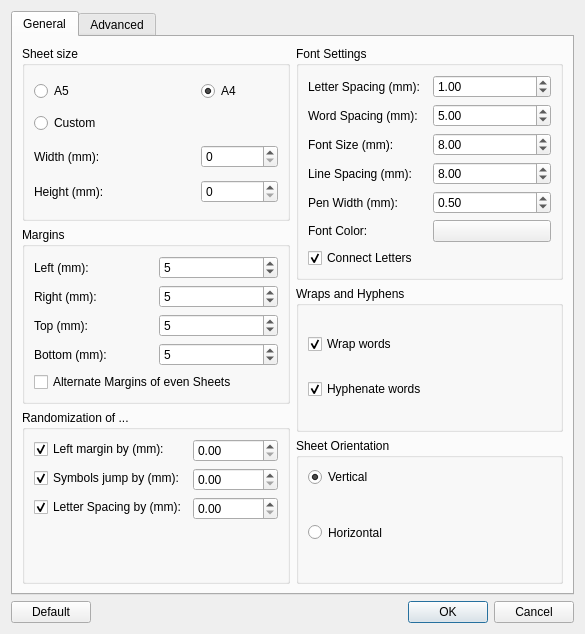
aizenbit/Scribbler, file preferencesdialog.ui: the form before one commit.
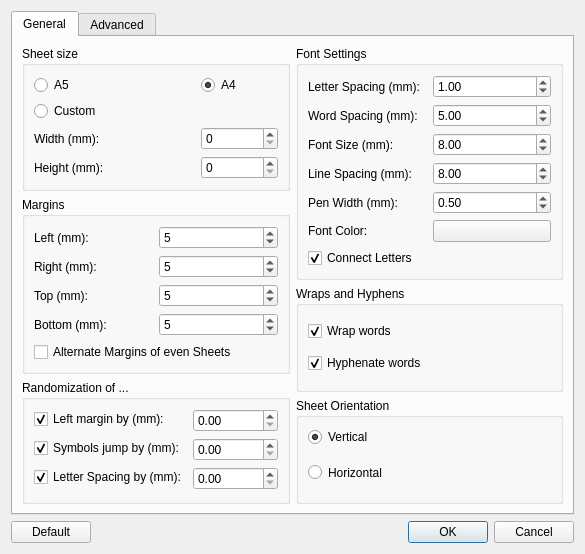
The form after the commit.

Diff of the .ui file:
```diff
--- a/preferencesdialog.ui
+++ b/preferencesdialog.ui
@@ -7,7 +7,7 @@
     <x>0</x>
     <y>0</y>
     <width>585</width>
-    <height>634</height>
+    <height>520</height>
    </rect>
   </property>
   <property name="windowTitle">
```
